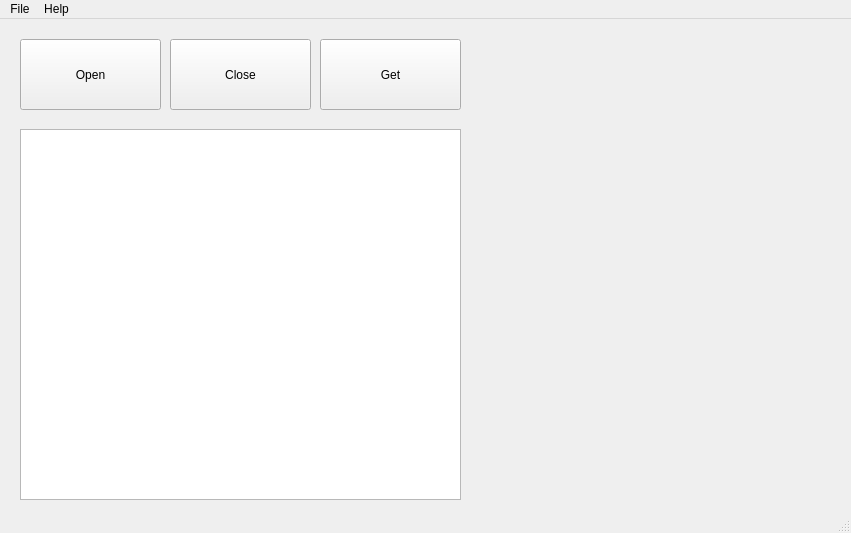
This is src/MainView.ui in mikoro/orientview as Qt 5 draws it before an edit. The edited form follows.
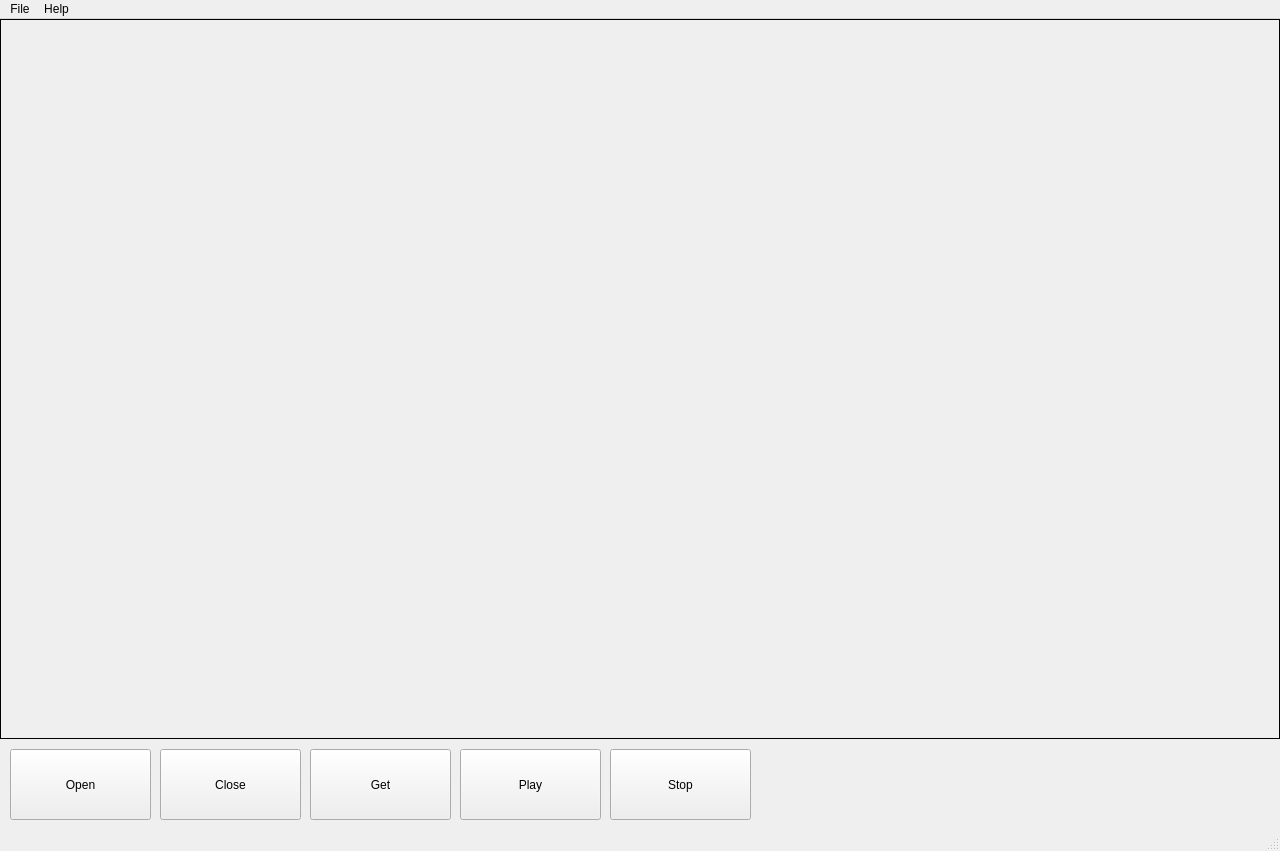
This is the edited form. Icons and pictures are not drawn.

Patch:
```diff
--- a/src/MainView.ui
+++ b/src/MainView.ui
@@ -6,8 +6,8 @@
    <rect>
     <x>0</x>
     <y>0</y>
-    <width>851</width>
-    <height>533</height>
+    <width>1280</width>
+    <height>851</height>
    </rect>
   </property>
   <property name="windowTitle">
@@ -21,8 +21,8 @@
    <widget class="QPushButton" name="pushButtonOpen">
     <property name="geometry">
      <rect>
-      <x>20</x>
-      <y>20</y>
+      <x>10</x>
+      <y>730</y>
       <width>141</width>
       <height>71</height>
      </rect>
@@ -34,8 +34,8 @@
    <widget class="QPushButton" name="pushButtonClose">
     <property name="geometry">
      <rect>
-      <x>170</x>
-      <y>20</y>
+      <x>160</x>
+      <y>730</y>
       <width>141</width>
       <height>71</height>
      </rect>
@@ -47,8 +47,8 @@
    <widget class="QPushButton" name="pushButtonGet">
     <property name="geometry">
      <rect>
-      <x>320</x>
-      <y>20</y>
+      <x>310</x>
+      <y>730</y>
       <width>141</width>
       <height>71</height>
      </rect>
@@ -57,14 +57,49 @@
      <string>Get</string>
     </property>
    </widget>
-   <widget class="QGraphicsView" name="graphicsView">
+   <widget class="QLabel" name="labelPicture">
     <property name="geometry">
      <rect>
-      <x>20</x>
-      <y>110</y>
-      <width>441</width>
-      <height>371</height>
+      <x>0</x>
+      <y>0</y>
+      <width>1280</width>
+      <height>720</height>
      </rect>
+    </property>
+    <property name="autoFillBackground">
+     <bool>true</bool>
+    </property>
+    <property name="frameShape">
+     <enum>QFrame::Box</enum>
+    </property>
+    <property name="text">
+     <string/>
+    </property>
+   </widget>
+   <widget class="QPushButton" name="pushButtonPlay">
+    <property name="geometry">
+     <rect>
+      <x>460</x>
+      <y>730</y>
+      <width>141</width>
+      <height>71</height>
+     </rect>
+    </property>
+    <property name="text">
+     <string>Play</string>
+    </property>
+   </widget>
+   <widget class="QPushButton" name="pushButtonStop">
+    <property name="geometry">
+     <rect>
+      <x>610</x>
+      <y>730</y>
+      <width>141</width>
+      <height>71</height>
+     </rect>
+    </property>
+    <property name="text">
+     <string>Stop</string>
     </property>
    </widget>
   </widget>
@@ -73,7 +108,7 @@
     <rect>
      <x>0</x>
      <y>0</y>
-     <width>851</width>
+     <width>1280</width>
      <height>21</height>
     </rect>
    </property>
```
